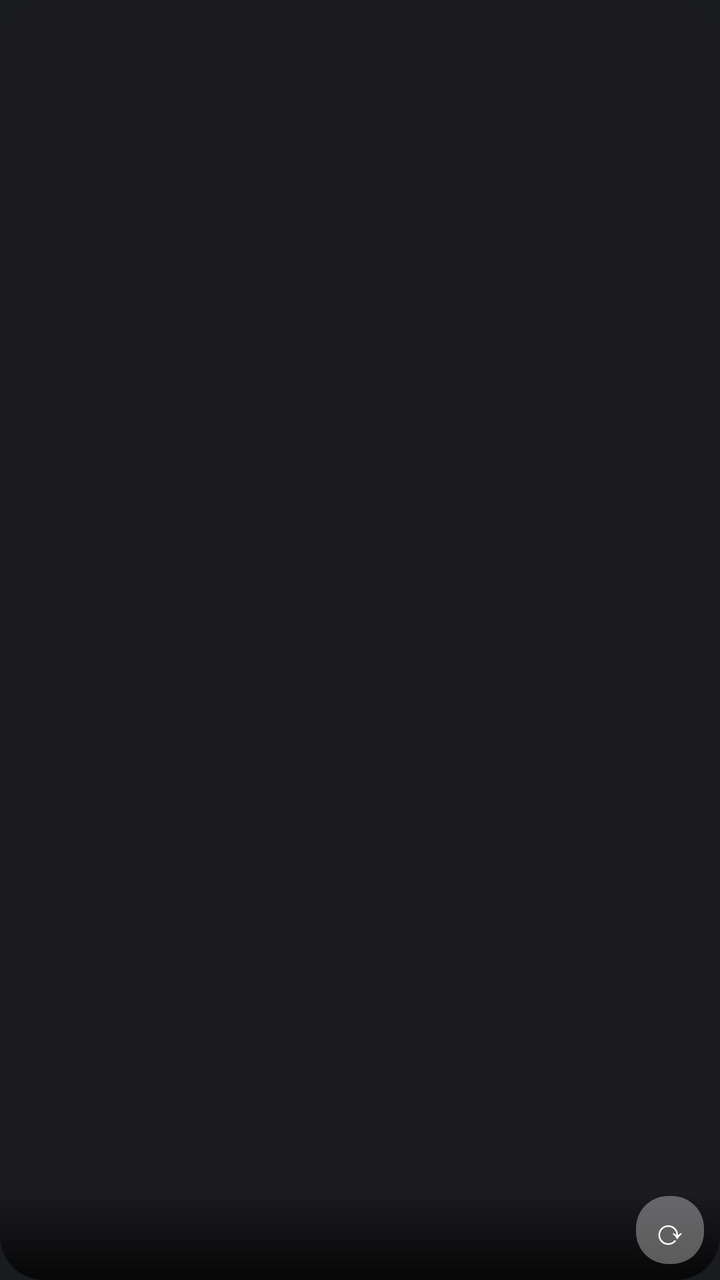
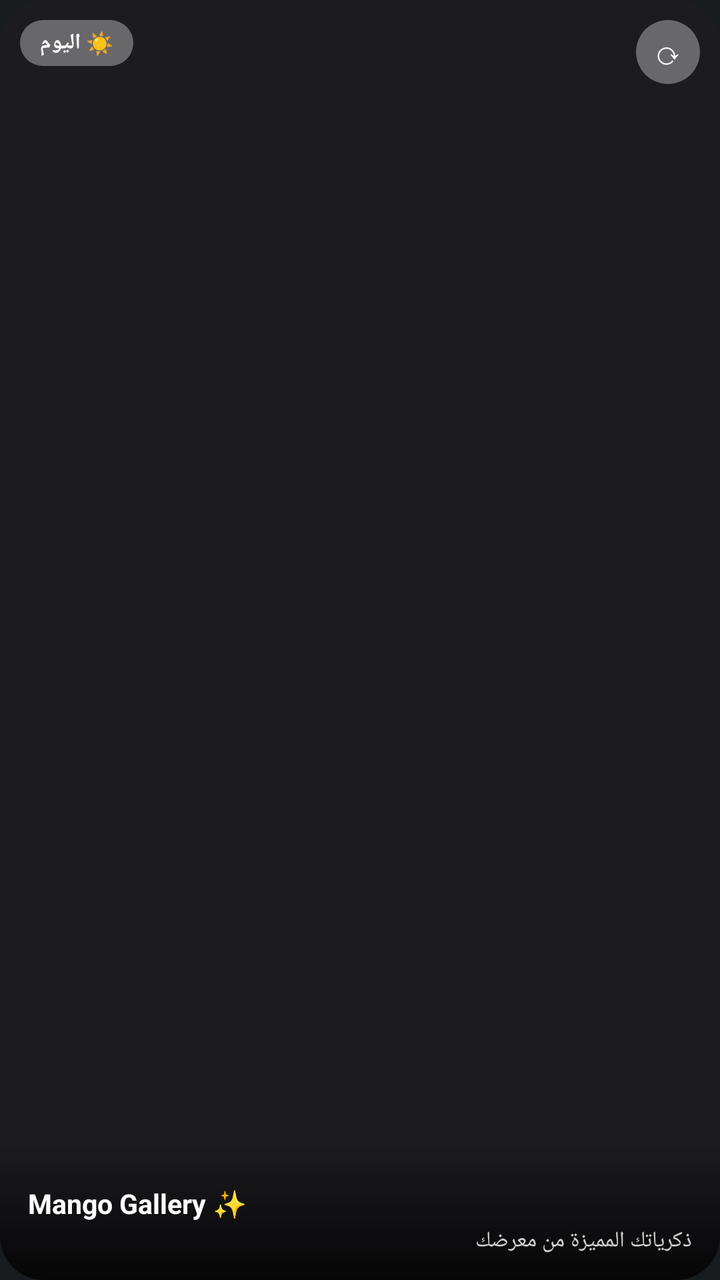

Screens rendered from an Android XML layout before and after an edit, with the pre-edit source and the edit as a unified diff.
<!-- AndroidManifest.xml: application theme android:Theme.DeviceDefault.NoActionBar -->
<!-- res/layout/mango_widget_photo.xml -->
<?xml version="1.0" encoding="utf-8"?>
<FrameLayout xmlns:android="http://schemas.android.com/apk/res/android"
    android:id="@+id/widget_root"
    android:layout_width="match_parent"
    android:layout_height="match_parent"
    android:background="@drawable/widget_bg">

    <ImageView
        android:id="@+id/widget_image"
        android:layout_width="match_parent"
        android:layout_height="match_parent"
        android:scaleType="centerCrop" />

    <TextView
        android:id="@+id/widget_caption"
        android:layout_width="match_parent"
        android:layout_height="wrap_content"
        android:layout_gravity="bottom"
        android:background="@drawable/widget_caption_bg"
        android:paddingStart="12dp"
        android:paddingEnd="48dp"
        android:paddingTop="18dp"
        android:paddingBottom="10dp"
        android:maxLines="1"
        android:textColor="#FFFFFFFF"
        android:textSize="13sp"
        android:textStyle="bold" />

    <TextView
        android:id="@+id/widget_refresh"
        android:layout_width="34dp"
        android:layout_height="34dp"
        android:layout_gravity="bottom|end"
        android:layout_margin="8dp"
        android:background="@drawable/widget_btn_bg"
        android:gravity="center"
        android:text="⟳"
        android:textColor="#FFFFFFFF"
        android:textSize="18sp" />
</FrameLayout>
<!-- resources referenced by this layout -->
<resources>
  <!-- drawable widget_bg (drawable) -->
  <?xml version="1.0" encoding="utf-8"?>
  <shape xmlns:android="http://schemas.android.com/apk/res/android" android:shape="rectangle">
      <solid android:color="#FF1C1C20" />
      <corners android:radius="22dp" />
  </shape>
  <!-- drawable widget_btn_bg (drawable) -->
  <?xml version="1.0" encoding="utf-8"?>
  <shape xmlns:android="http://schemas.android.com/apk/res/android" android:shape="rectangle">
      <solid android:color="#55FFFFFF" />
      <corners android:radius="16dp" />
  </shape>
  <!-- drawable widget_caption_bg (drawable) -->
  <?xml version="1.0" encoding="utf-8"?>
  <shape xmlns:android="http://schemas.android.com/apk/res/android" android:shape="rectangle">
      <gradient
          android:angle="90"
          android:endColor="#00000000"
          android:startColor="#CC000000" />
      <corners android:bottomLeftRadius="22dp" android:bottomRightRadius="22dp" />
  </shape>
</resources>

<!-- the commit's change to res/layout/mango_widget_photo.xml (unified diff, before → after) -->
@@ -11,30 +11,66 @@
         android:layout_height="match_parent"
         android:scaleType="centerCrop" />
 
+    
     <TextView
-        android:id="@+id/widget_caption"
+        android:id="@+id/widget_date_badge"
+        android:layout_width="wrap_content"
+        android:layout_height="wrap_content"
+        android:layout_gravity="top|start"
+        android:layout_margin="10dp"
+        android:background="@drawable/widget_btn_bg"
+        android:paddingStart="10dp"
+        android:paddingEnd="10dp"
+        android:paddingTop="4dp"
+        android:paddingBottom="4dp"
+        android:text="☀️ اليوم"
+        android:textColor="#FFFFFFFF"
+        android:textSize="11sp"
+        android:textStyle="bold" />
+
+    
+    <TextView
+        android:id="@+id/widget_refresh"
+        android:layout_width="32dp"
+        android:layout_height="32dp"
+        android:layout_gravity="top|end"
+        android:layout_margin="10dp"
+        android:background="@drawable/widget_btn_bg"
+        android:gravity="center"
+        android:text="⟳"
+        android:textColor="#FFFFFFFF"
+        android:textSize="16sp" />
+
+    
+    <LinearLayout
         android:layout_width="match_parent"
         android:layout_height="wrap_content"
         android:layout_gravity="bottom"
         android:background="@drawable/widget_caption_bg"
-        android:paddingStart="12dp"
-        android:paddingEnd="48dp"
-        android:paddingTop="18dp"
-        android:paddingBottom="10dp"
-        android:maxLines="1"
-        android:textColor="#FFFFFFFF"
-        android:textSize="13sp"
-        android:textStyle="bold" />
+        android:orientation="vertical"
+        android:paddingStart="14dp"
+        android:paddingEnd="14dp"
+        android:paddingTop="22dp"
+        android:paddingBottom="12dp">
 
-    <TextView
-        android:id="@+id/widget_refresh"
-        android:layout_width="34dp"
-        android:layout_height="34dp"
-        android:layout_gravity="bottom|end"
-        android:layout_margin="8dp"
-        android:background="@drawable/widget_btn_bg"
-        android:gravity="center"
-        android:text="⟳"
-        android:textColor="#FFFFFFFF"
-        android:textSize="18sp" />
+        <TextView
+            android:id="@+id/widget_caption"
+            android:layout_width="match_parent"
+            android:layout_height="wrap_content"
+            android:maxLines="1"
+            android:text="Mango Gallery ✨"
+            android:textColor="#FFFFFFFF"
+            android:textSize="13.5sp"
+            android:textStyle="bold" />
+
+        <TextView
+            android:id="@+id/widget_subcaption"
+            android:layout_width="match_parent"
+            android:layout_height="wrap_content"
+            android:layout_marginTop="2dp"
+            android:maxLines="1"
+            android:text="ذكرياتك المميزة من معرضك"
+            android:textColor="#CCFFFFFF"
+            android:textSize="11sp" />
+    </LinearLayout>
 </FrameLayout>
